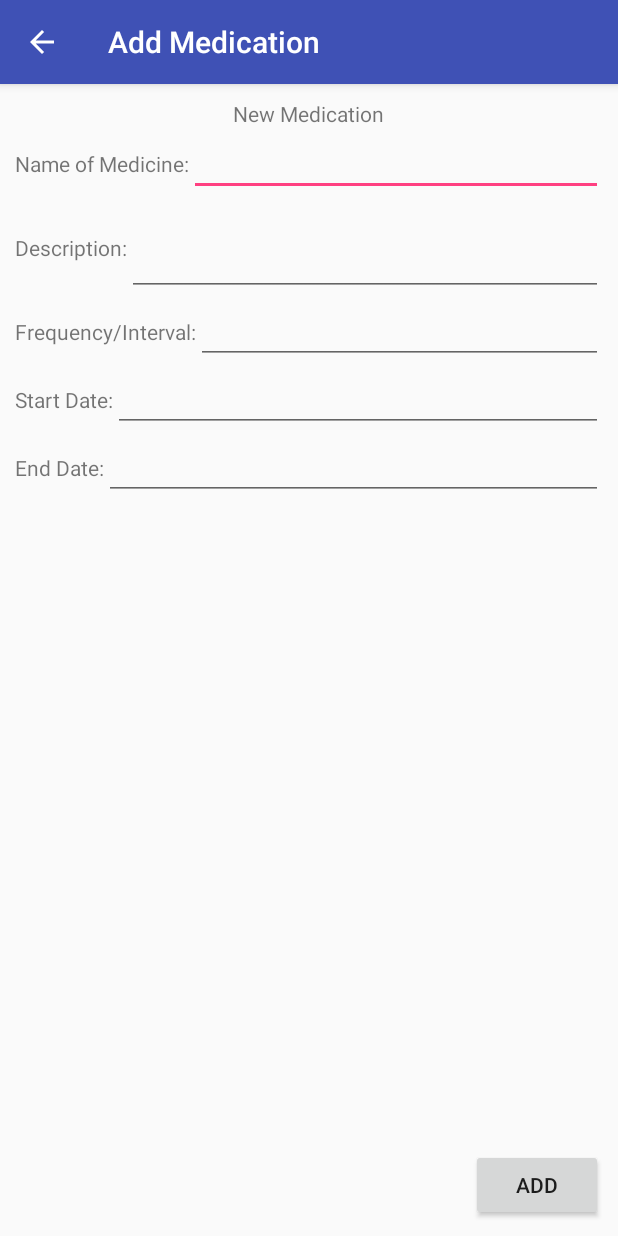
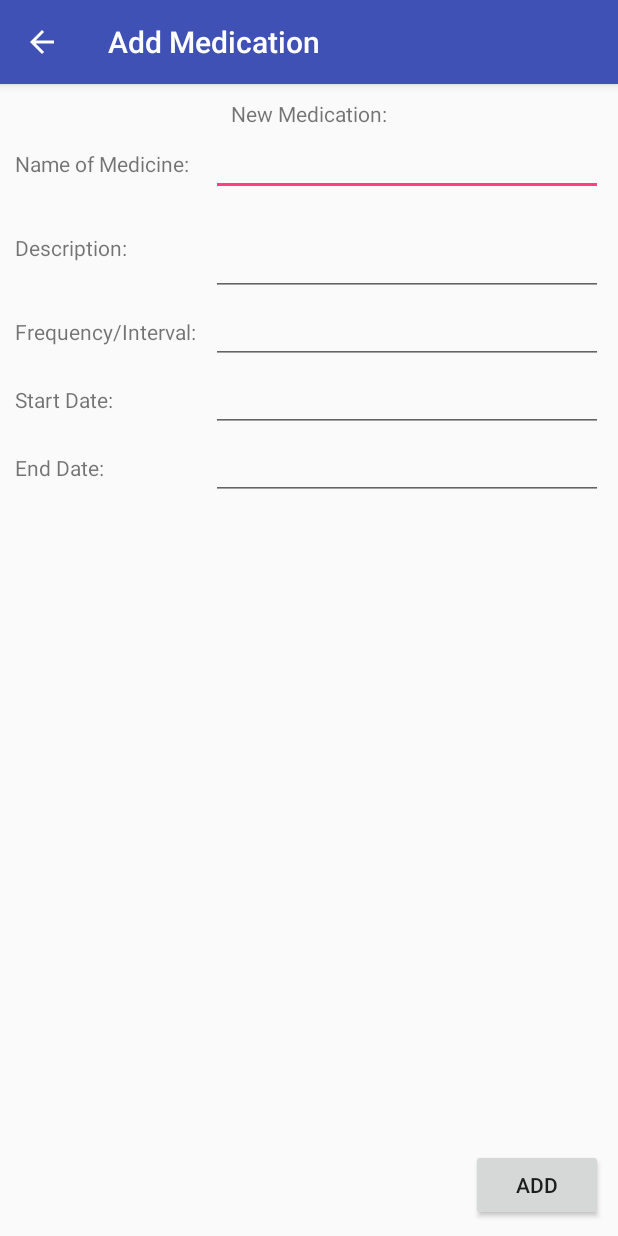
Before and after one commit to ibnahmadbello/Med-Manager, an Android app: the AddMedicationActivity screen opened directly, with no data from a screen before it, on a phone screen of 412 x 824 dp. Run offline under Robolectric (Android 15) with nearby library versions, the phone set to English and light mode, and no system bars.

Commit message:
Fixed activity_add_medication layout

```diff
--- a/app/src/main/res/layout/activity_add_medication.xml
+++ b/app/src/main/res/layout/activity_add_medication.xml
@@ -23,13 +23,15 @@
 
         <TextView
             android:id="@+id/name_of_medicine"
-            android:layout_width="wrap_content"
+            android:layout_width="0dp"
+            android:layout_weight="1"
             android:layout_height="wrap_content"
             android:text="@string/name_of_medicine" />
 
         <EditText
             android:id="@+id/input_name_of_medicine"
-            android:layout_width="match_parent"
+            android:layout_width="0dp"
+            android:layout_weight="2"
             android:layout_height="wrap_content"
             android:inputType="textCapSentences" />
 
@@ -44,13 +46,15 @@
 
         <TextView
             android:id="@+id/description"
-            android:layout_width="wrap_content"
+            android:layout_width="0dp"
+            android:layout_weight="1"
             android:layout_height="wrap_content"
             android:text="@string/description" />
 
         <EditText
             android:id="@+id/input_description"
-            android:layout_width="match_parent"
+            android:layout_width="0dp"
+            android:layout_weight="2"
             android:layout_height="wrap_content"
             android:inputType="textCapSentences|textMultiLine"
             android:minLines="2"/>
@@ -66,13 +70,15 @@
 
         <TextView
             android:id="@+id/frequency"
-            android:layout_width="wrap_content"
+            android:layout_width="0dp"
+            android:layout_weight="1"
             android:layout_height="wrap_content"
             android:text="@string/frequency"/>
 
         <EditText
             android:id="@+id/input_frequency"
-            android:layout_width="match_parent"
+            android:layout_width="0dp"
+            android:layout_weight="2"
             android:layout_height="wrap_content"
             android:inputType="number"/>
 
@@ -87,12 +93,14 @@
 
         <TextView
             android:id="@+id/start_date"
-            android:layout_width="wrap_content"
+            android:layout_width="0dp"
+            android:layout_weight="1"
             android:layout_height="wrap_content"
             android:text="@string/start_date"/>
 
         <EditText
-            android:layout_width="match_parent"
+            android:layout_width="0dp"
+            android:layout_weight="2"
             android:layout_height="wrap_content" />
 
     </LinearLayout>
@@ -106,12 +114,14 @@
 
         <TextView
             android:id="@+id/end_date"
-            android:layout_width="wrap_content"
+            android:layout_width="0dp"
+            android:layout_weight="1"
             android:layout_height="wrap_content"
             android:text="@string/end_date"/>
 
         <EditText
-            android:layout_width="match_parent"
+            android:layout_width="0dp"
+            android:layout_weight="2"
             android:layout_height="wrap_content" />
 
     </LinearLayout>
--- a/app/src/main/res/values/strings.xml
+++ b/app/src/main/res/values/strings.xml
@@ -4,7 +4,7 @@
     <string name="welcome">Welcome</string>
     <string name="add_medication">Add Medication</string>
     <string name="add">Add</string>
-    <string name="new_medication">New Medication</string>
+    <string name="new_medication">New Medication:</string>
     <string name="name_of_medicine">Name of Medicine:</string>
     <string name="description">Description:</string>
     <string name="frequency">Frequency/Interval:</string>
```
